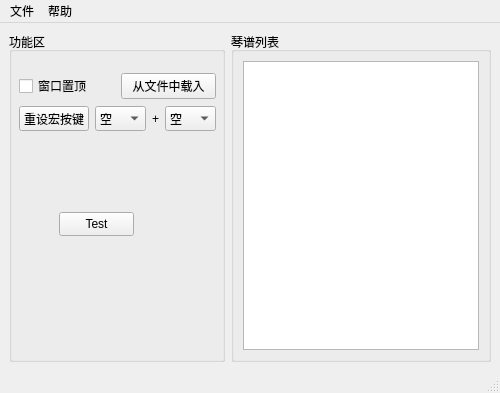
First picture: the form in src/mainwindow.ui, repository muaying/ysMusic, before the edit.
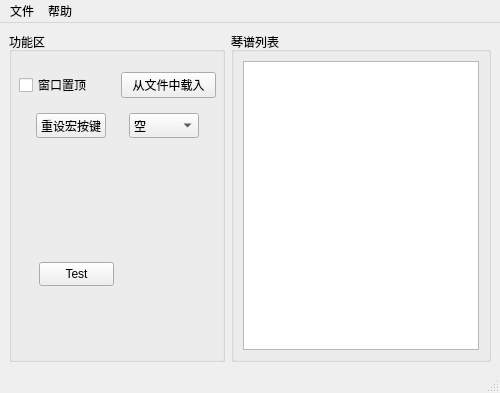
Second picture: the form after the edit.

Diff of the .ui file:
```diff
--- a/src/mainwindow.ui
+++ b/src/mainwindow.ui
@@ -47,8 +47,8 @@
       <widget class="QPushButton" name="btnTest">
        <property name="geometry">
         <rect>
-         <x>50</x>
-         <y>180</y>
+         <x>30</x>
+         <y>230</y>
          <width>75</width>
          <height>24</height>
         </rect>
@@ -57,13 +57,13 @@
         <string>Test</string>
        </property>
       </widget>
-      <widget class="QWidget" name="">
+      <widget class="QWidget" name="layoutWidget">
        <property name="geometry">
         <rect>
          <x>10</x>
          <y>40</y>
          <width>197</width>
-         <height>60</height>
+         <height>66</height>
         </rect>
        </property>
        <layout class="QVBoxLayout" name="verticalLayout">
@@ -85,6 +85,19 @@
           </item>
          </layout>
         </item>
+        <item>
+         <spacer name="verticalSpacer">
+          <property name="orientation">
+           <enum>Qt::Vertical</enum>
+          </property>
+          <property name="sizeHint" stdset="0">
+           <size>
+            <width>20</width>
+            <height>40</height>
+           </size>
+          </property>
+         </spacer>
+        </item>
         <item>
          <layout class="QHBoxLayout" name="horizontalLayout_3">
           <item>
@@ -117,44 +130,6 @@
               </item>
               <item>
                <property name="text">
-                <string>Ctrl</string>
-               </property>
-              </item>
-              <item>
-               <property name="text">
-                <string>ALT</string>
-               </property>
-              </item>
-             </widget>
-            </item>
-            <item>
-             <widget class="QLabel" name="label">
-              <property name="maximumSize">
-               <size>
-                <width>15</width>
-                <height>15</height>
-               </size>
-              </property>
-              <property name="text">
-               <string>+</string>
-              </property>
-             </widget>
-            </item>
-            <item>
-             <widget class="QComboBox" name="cmbHot2">
-              <property name="maximumSize">
-               <size>
-                <width>70</width>
-                <height>25</height>
-               </size>
-              </property>
-              <item>
-               <property name="text">
-                <string>空</string>
-               </property>
-              </item>
-              <item>
-               <property name="text">
                 <string>F6</string>
                </property>
               </item>
```
Left out of the diff: 10 changed lines with no effect on the pictures.
